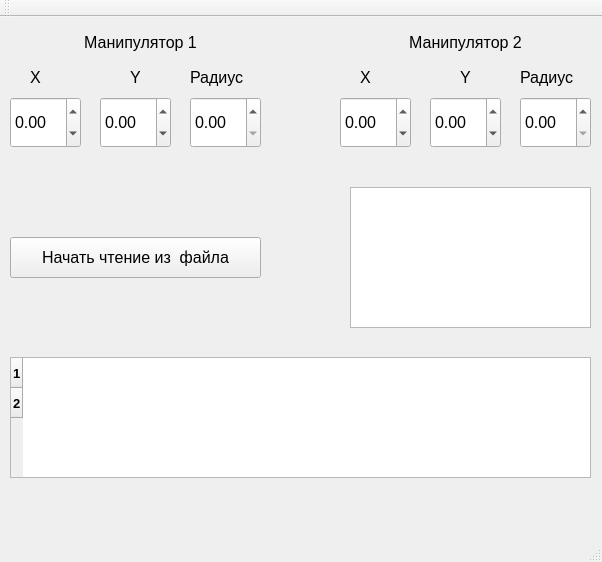
Above: mainwindow.ui from rsbtv/niiisk_exercise before the change. Below: the same form after it.
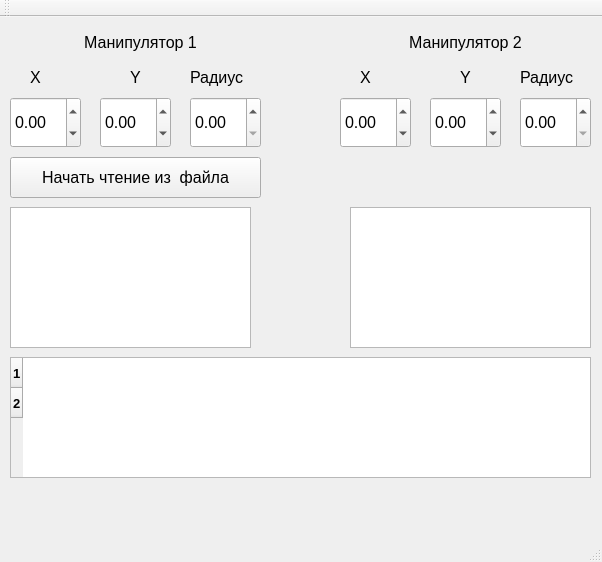
That is the form after the change.

```diff
--- a/mainwindow.ui
+++ b/mainwindow.ui
@@ -282,7 +282,7 @@
     <property name="geometry">
      <rect>
       <x>10</x>
-      <y>220</y>
+      <y>140</y>
       <width>251</width>
       <height>41</height>
      </rect>
@@ -328,7 +328,17 @@
     <property name="geometry">
      <rect>
       <x>350</x>
-      <y>170</y>
+      <y>190</y>
+      <width>241</width>
+      <height>141</height>
+     </rect>
+    </property>
+   </widget>
+   <widget class="QTextEdit" name="textEdit_2">
+    <property name="geometry">
+     <rect>
+      <x>10</x>
+      <y>190</y>
       <width>241</width>
       <height>141</height>
      </rect>
```
